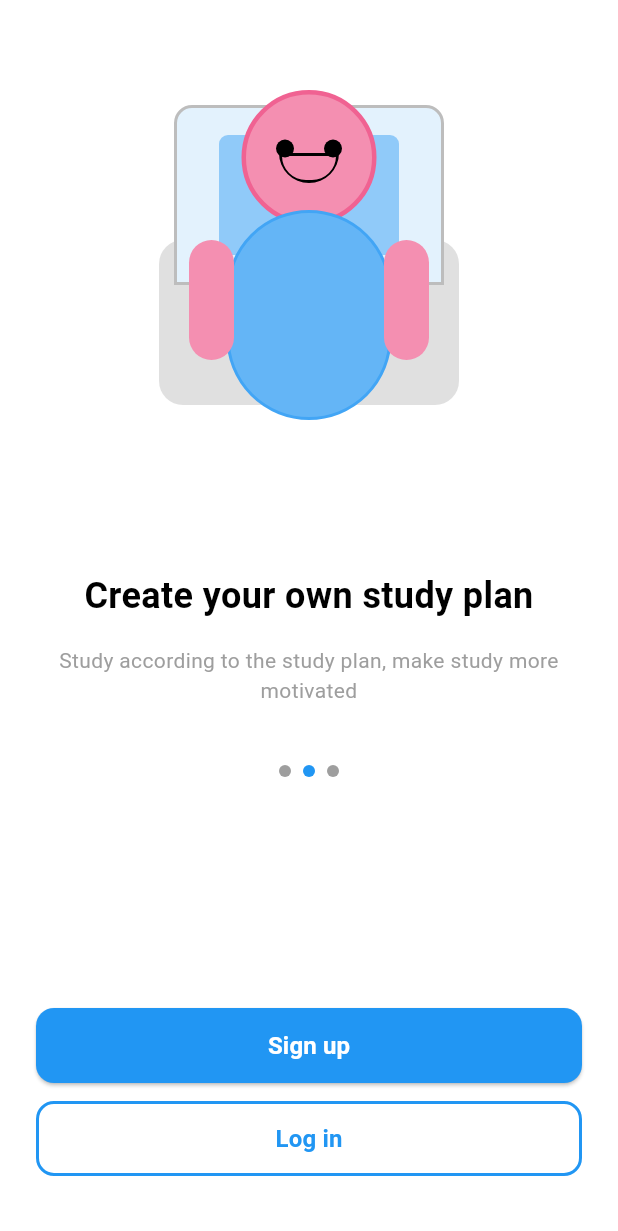
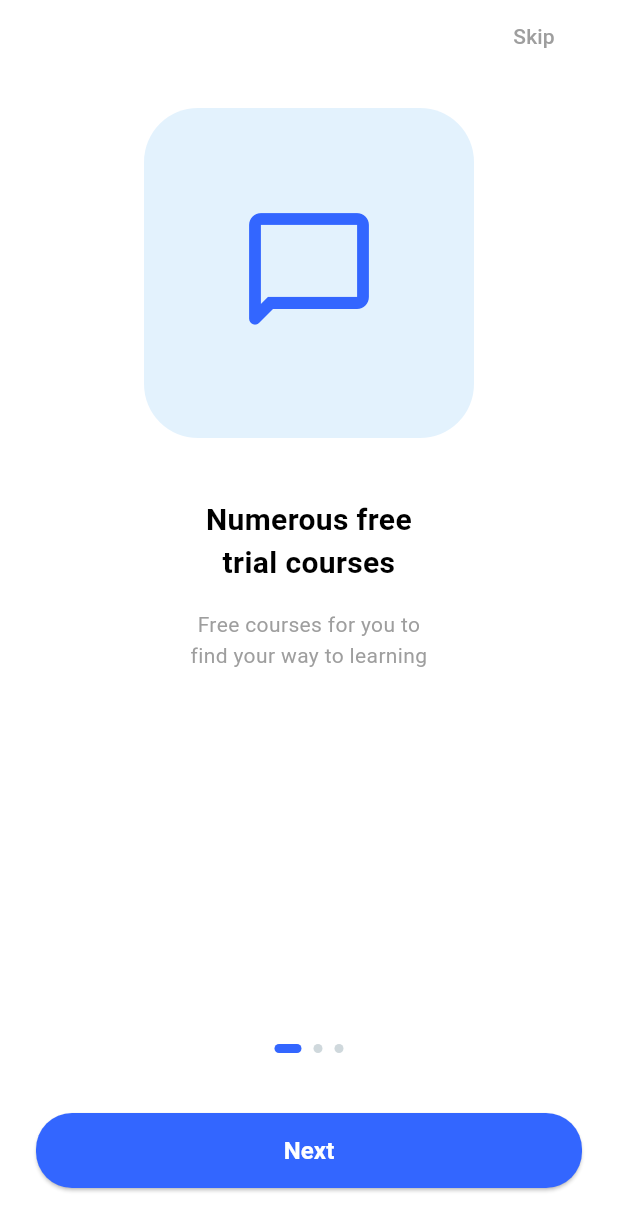
Before and after one commit to Kirito12234/home_tutor_app, a Flutter app: the screen it shows after launch, on a phone screen of 412 x 824 dp. Shown: the top 1231 px of the screen. Run offline on Flutter 3.47's test engine with Material 3 defaults, Android fonts, the light colour scheme and no system bars.

Commit message:
Implement 3-page onboarding screen with PageView

```diff
--- a/lib/screens/onboarding_screen.dart
+++ b/lib/screens/onboarding_screen.dart
@@ -2,266 +2,146 @@ import 'package:flutter/material.dart';
 import 'signup_screen.dart';
 import 'login_screen.dart';
 
-class OnboardingScreen extends StatelessWidget {
+class OnboardingScreen extends StatefulWidget {
   const OnboardingScreen({super.key});
+
+  @override
+  State<OnboardingScreen> createState() => _OnboardingScreenState();
+}
+
+class _OnboardingScreenState extends State<OnboardingScreen> {
+  final PageController _pageController = PageController();
+  int _currentPage = 0;
+
+  final List<_OnboardingPageData> _pages = const [
+    _OnboardingPageData(
+      title: 'Numerous free\ntrial courses',
+      subtitle: 'Free courses for you to\nfind your way to learning',
+      backgroundColor: Color(0xFFE3F2FD),
+      icon: Icons.chat_bubble_outline_rounded,
+    ),
+    _OnboardingPageData(
+      title: 'Quick and easy\nlearning',
+      subtitle:
+          'Easy and fast learning at\nany time to help you\nimprove various skills',
+      backgroundColor: Color(0xFFFFF3E0),
+      icon: Icons.flash_on_rounded,
+    ),
+    _OnboardingPageData(
+      title: 'Create your own\nstudy plan',
+      subtitle:
+          'Study according to the\nstudy plan, make study\nmore motivated',
+      backgroundColor: Color(0xFFEDE7FF),
+      icon: Icons.laptop_mac_rounded,
+    ),
+  ];
+
+  @override
+  void dispose() {
+    _pageController.dispose();
+    super.dispose();
+  }
 
   @override
   Widget build(BuildContext context) {
     return Scaffold(
       backgroundColor: Colors.white,
       body: SafeArea(
-        child: Padding(
+        child: Column(
+          children: [
+            Padding(
               padding: const EdgeInsets.symmetric(horizontal: 24.0),
-          child: Column(
-            mainAxisAlignment: MainAxisAlignment.center,
+              child: Row(
+                mainAxisAlignment: MainAxisAlignment.end,
                 children: [
-              // Illustration - Girl sitting at laptop (cartoon style)
-              const SizedBox(height: 40),
-              _buildIllustration(),
-              const SizedBox(height: 60),
-
-              // Title
-              const Text(
-                'Create your own study plan',
-                style: TextStyle(
-                  fontSize: 24,
-                  fontWeight: FontWeight.bold,
-                  color: Colors.black,
-                ),
-                textAlign: TextAlign.center,
-              ),
-              const SizedBox(height: 16),
-
-              // Subtitle
-              const Text(
-                'Study according to the study plan, make study more motivated',
-                style: TextStyle(
-                  fontSize: 14,
-                  color: Colors.grey,
-                ),
-                textAlign: TextAlign.center,
-              ),
-              const SizedBox(height: 40),
-
-              // Page indicator (three dots)
-              _buildPageIndicator(),
-              const Spacer(),
-
-              // Buttons
-              const SizedBox(height: 20),
-              _buildSignUpButton(context),
-              const SizedBox(height: 12),
-              _buildLogInButton(context),
-              const SizedBox(height: 40),
-            ],
-          ),
-        ),
+                  TextButton(
+                    onPressed: () {
+                      Navigator.pushReplacement(
+                        context,
+                        MaterialPageRoute(
+                          builder: (_) => const LoginScreen(),
                         ),
                       );
-  }
-
-  Widget _buildIllustration() {
-    return SizedBox(
-      width: 280,
-      height: 280,
-      child: Stack(
-        alignment: Alignment.center,
-        children: [
-          // Laptop base (keyboard area)
-          Positioned(
-            bottom: 50,
-            child: Container(
-              width: 200,
-              height: 110,
-              decoration: BoxDecoration(
-                color: Colors.grey[300],
-                borderRadius: BorderRadius.circular(16),
-              ),
-            ),
-          ),
-          // Laptop screen
-          Positioned(
-            bottom: 130,
-            child: Container(
-              width: 180,
-              height: 120,
-              decoration: BoxDecoration(
-                color: Colors.blue[50],
-                borderRadius: const BorderRadius.only(
-                  topLeft: Radius.circular(12),
-                  topRight: Radius.circular(12),
-                ),
-                border: Border.all(color: Colors.grey[400]!, width: 2),
-              ),
-              child: Center(
-                child: Container(
-                  width: 120,
-                  height: 80,
-                  decoration: BoxDecoration(
-                    color: Colors.blue[200],
-                    borderRadius: BorderRadius.circular(6),
-                  ),
-                  child: Center(
-                    child: Icon(
-                      Icons.school,
-                      color: Colors.white,
-                      size: 40,
-                    ),
-                  ),
-                ),
-              ),
-            ),
-          ),
-          // Girl's head
-          Positioned(
-            top: 20,
-            child: Container(
-              width: 90,
-              height: 90,
-              decoration: BoxDecoration(
-                color: Colors.pink[200],
-                shape: BoxShape.circle,
-                border: Border.all(color: Colors.pink[300]!, width: 3),
-              ),
-              child: Stack(
-                alignment: Alignment.center,
-                children: [
-                  // Eyes
-                  Positioned(
-                    left: 20,
-                    top: 30,
-                    child: Container(
-                      width: 12,
-                      height: 12,
-                      decoration: const BoxDecoration(
-                        color: Colors.black,
-                        shape: BoxShape.circle,
-                      ),
-                    ),
-                  ),
-                  Positioned(
-                    right: 20,
-                    top: 30,
-                    child: Container(
-                      width: 12,
-                      height: 12,
-                      decoration: const BoxDecoration(
-                        color: Colors.black,
-                        shape: BoxShape.circle,
-                      ),
-                    ),
-                  ),
-                  // Smile
-                  Positioned(
-                    bottom: 25,
-                    child: Container(
-                      width: 40,
-                      height: 20,
-                      decoration: BoxDecoration(
-                        border: Border.all(color: Colors.black, width: 2),
-                        borderRadius: const BorderRadius.only(
-                          bottomLeft: Radius.circular(20),
-                          bottomRight: Radius.circular(20),
-                        ),
+                    },
+                    child: const Text(
+                      'Skip',
+                      style: TextStyle(
+                        color: Colors.grey,
+                        fontSize: 14,
                       ),
                     ),
                   ),
                 ],
               ),
             ),
-          ),
-          // Girl's body (torso)
-          Positioned(
-            top: 100,
-            child: Container(
-              width: 110,
-              height: 140,
-              decoration: BoxDecoration(
-                color: Colors.blue[300],
-                borderRadius: BorderRadius.circular(55),
-                border: Border.all(color: Colors.blue[400]!, width: 2),
+            Expanded(
+              child: PageView.builder(
+                controller: _pageController,
+                itemCount: _pages.length,
+                onPageChanged: (index) {
+                  setState(() {
+                    _currentPage = index;
+                  });
+                },
+                itemBuilder: (context, index) {
+                  final page = _pages[index];
+                  return Padding(
+                    padding: const EdgeInsets.symmetric(horizontal: 24.0),
+                    child: Column(
+                      mainAxisAlignment: MainAxisAlignment.start,
+                      children: [
+                        const SizedBox(height: 24),
+                        _buildIllustration(page),
+                        const SizedBox(height: 40),
+                        Text(
+                          page.title,
+                          textAlign: TextAlign.center,
+                          style: const TextStyle(
+                            fontSize: 20,
+                            fontWeight: FontWeight.w700,
+                            color: Colors.black,
                           ),
                         ),
-          ),
-          // Arms (simplified)
-          Positioned(
-            left: 60,
-            top: 120,
-            child: Container(
-              width: 30,
-              height: 80,
-              decoration: BoxDecoration(
-                color: Colors.pink[200],
-                borderRadius: BorderRadius.circular(15),
+                        const SizedBox(height: 16),
+                        Text(
+                          page.subtitle,
+                          textAlign: TextAlign.center,
+                          style: const TextStyle(
+                            fontSize: 14,
+                            color: Colors.grey,
+                            height: 1.5,
                           ),
                         ),
-          ),
-          Positioned(
-            right: 60,
-            top: 120,
-            child: Container(
-              width: 30,
-              height: 80,
-              decoration: BoxDecoration(
-                color: Colors.pink[200],
-                borderRadius: BorderRadius.circular(15),
-              ),
-            ),
-          ),
+                        const Spacer(),
+                        _buildPageIndicator(),
+                        const SizedBox(height: 40),
                       ],
                     ),
                   );
-  }
-
-  Widget _buildPageIndicator() {
-    return Row(
-      mainAxisAlignment: MainAxisAlignment.center,
-      children: [
-        Container(
-          width: 8,
-          height: 8,
-          decoration: const BoxDecoration(
-            color: Colors.grey,
-            shape: BoxShape.circle,
+                },
               ),
             ),
-        const SizedBox(width: 8),
-        Container(
-          width: 8,
-          height: 8,
-          decoration: const BoxDecoration(
-            color: Colors.blue,
-            shape: BoxShape.circle,
-          ),
-        ),
-        const SizedBox(width: 8),
-        Container(
-          width: 8,
-          height: 8,
-          decoration: const BoxDecoration(
-            color: Colors.grey,
-            shape: BoxShape.circle,
-          ),
-        ),
-      ],
-    );
-  }
-
-  Widget _buildSignUpButton(BuildContext context) {
-    return SizedBox(
+            Padding(
+              padding: const EdgeInsets.fromLTRB(24, 0, 24, 32),
+              child: _currentPage == _pages.length - 1
+                  ? Column(
+                      children: [
+                        SizedBox(
                           width: double.infinity,
                           height: 50,
                           child: ElevatedButton(
                             onPressed: () {
                               Navigator.push(
                                 context,
-            MaterialPageRoute(builder: (context) => const SignUpScreen()),
+                                MaterialPageRoute(
+                                  builder: (context) => const SignUpScreen(),
+                                ),
                               );
                             },
                             style: ElevatedButton.styleFrom(
-          backgroundColor: Colors.blue,
+                              backgroundColor: const Color(0xFF3366FF),
                               shape: RoundedRectangleBorder(
-            borderRadius: BorderRadius.circular(12),
+                                borderRadius: BorderRadius.circular(24),
                               ),
                             ),
                             child: const Text(
@@ -273,31 +153,114 @@ class OnboardingScreen extends StatelessWidget {
                               ),
                             ),
                           ),
-    );
-  }
-
-  Widget _buildLogInButton(BuildContext context) {
-    return SizedBox(
+                        ),
+                        const SizedBox(height: 12),
+                        SizedBox(
                           width: double.infinity,
                           height: 50,
                           child: OutlinedButton(
                             onPressed: () {
                               Navigator.push(
                                 context,
-            MaterialPageRoute(builder: (context) => const LoginScreen()),
+                                MaterialPageRoute(
+                                  builder: (context) => const LoginScreen(),
+                                ),
                               );
                             },
                             style: OutlinedButton.styleFrom(
-          side: const BorderSide(color: Colors.blue, width: 2),
+                              side: const BorderSide(
+                                color: Color(0xFF3366FF),
+                                width: 1.5,
+                              ),
                               shape: RoundedRectangleBorder(
-            borderRadius: BorderRadius.circular(12),
+                                borderRadius: BorderRadius.circular(24),
                               ),
-          backgroundColor: Colors.white,
                             ),
                             child: const Text(
                               'Log in',
                               style: TextStyle(
-            color: Colors.blue,
+                                color: Color(0xFF3366FF),
+                                fontSize: 16,
+                                fontWeight: FontWeight.w600,
+                              ),
+                            ),
+                          ),
+                        ),
+                      ],
+                    )
+                  : _buildNextButton(),
+            ),
+          ],
+        ),
+      ),
+    );
+  }
+
+  Widget _buildIllustration(_OnboardingPageData page) {
+    return Container(
+      width: 220,
+      height: 220,
+      decoration: BoxDecoration(
+        color: page.backgroundColor,
+        borderRadius: BorderRadius.circular(36),
+      ),
+      child: Center(
+        child: Icon(
+          page.icon,
+          size: 96,
+          color: const Color(0xFF3366FF),
+        ),
+      ),
+    );
+  }
+
+  Widget _buildPageIndicator() {
+    return Row(
+      mainAxisAlignment: MainAxisAlignment.center,
+      children: List.generate(
+        _pages.length,
+        (index) {
+          final bool isActive = index == _currentPage;
+          return AnimatedContainer(
+            duration: const Duration(milliseconds: 250),
+            margin: const EdgeInsets.symmetric(horizontal: 4),
+            width: isActive ? 18 : 6,
+            height: 6,
+            decoration: BoxDecoration(
+              color: isActive
+                  ? const Color(0xFF3366FF)
+                  : const Color(0xFFCFD8DC),
+              borderRadius: BorderRadius.circular(3),
+            ),
+          );
+        },
+      ),
+    );
+  }
+
+  Widget _buildNextButton() {
+    return SizedBox(
+      width: double.infinity,
+      height: 50,
+      child: ElevatedButton(
+        onPressed: () {
+          if (_currentPage < _pages.length - 1) {
+            _pageController.nextPage(
+              duration: const Duration(milliseconds: 300),
+              curve: Curves.easeOut,
+            );
+          }
+        },
+        style: ElevatedButton.styleFrom(
+          backgroundColor: const Color(0xFF3366FF),
+          shape: RoundedRectangleBorder(
+            borderRadius: BorderRadius.circular(24),
+          ),
+        ),
+        child: const Text(
+          'Next',
+          style: TextStyle(
+            color: Colors.white,
             fontSize: 16,
             fontWeight: FontWeight.w600,
           ),
@@ -306,3 +269,17 @@ class OnboardingScreen extends StatelessWidget {
     );
   }
 }
+
+class _OnboardingPageData {
+  final String title;
+  final String subtitle;
+  final Color backgroundColor;
+  final IconData icon;
+
+  const _OnboardingPageData({
+    required this.title,
+    required this.subtitle,
+    required this.backgroundColor,
+    required this.icon,
+  });
+}
```
Lines whose indentation alone changed are shown as unchanged.
